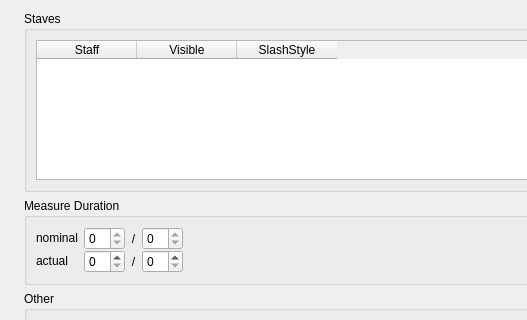
Qt form mscore/mscore/measureproperties.ui (musescore/musescore-old) before a commit; both pictures show x 0 to 527 and y 0 to 320 of the 766 by 530 pixel window.
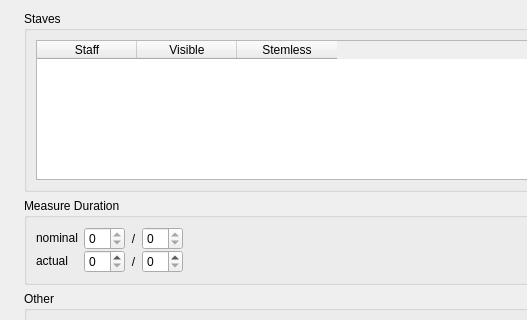
The same form after that commit. Icons and pictures are not drawn.

Commit message: - renamed "slashStyle" as "Stemless" in staff, measure, and note properties - update handbooks

Diff of the .ui file:
```diff
--- a/mscore/mscore/measureproperties.ui
+++ b/mscore/mscore/measureproperties.ui
@@ -78,7 +78,7 @@
             </column>
             <column>
              <property name="text">
-              <string>SlashStyle</string>
+              <string>Stemless</string>
              </property>
             </column>
            </widget>
```
The commit also changes 12 other files.
